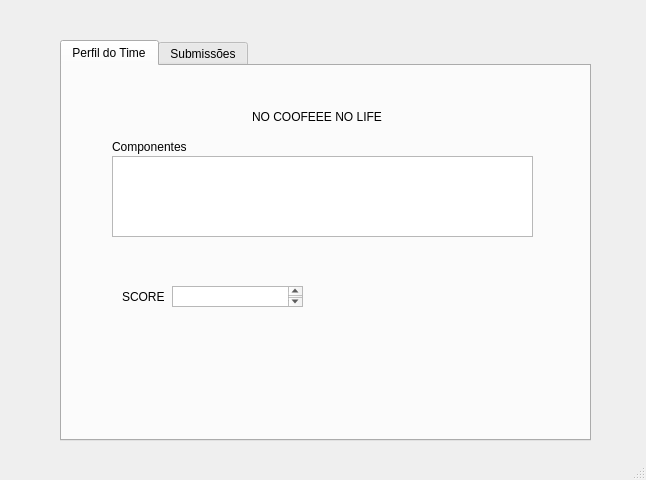
This is UserTeam.ui in Samuel-OR/Snake_Mouth as Qt 5 draws it before an edit. The edited form follows.
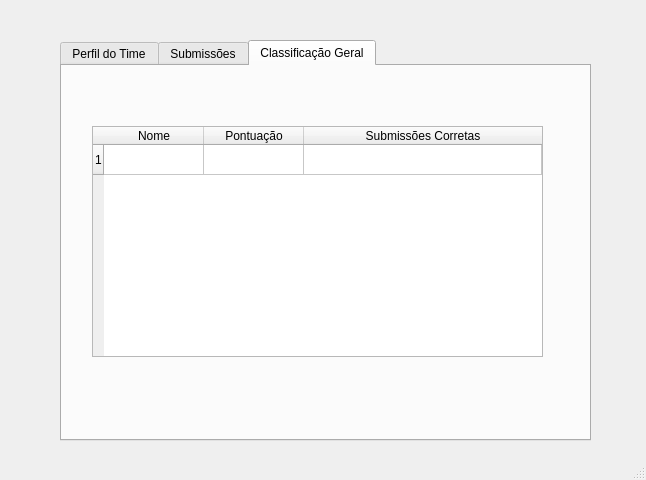
This is the edited form. The open tabs and pages were chosen to show the change.

Patch:
```diff
--- a/UserTeam.ui
+++ b/UserTeam.ui
@@ -183,6 +183,50 @@
       </property>
      </widget>
     </widget>
+    <widget class="QWidget" name="tab_3">
+     <attribute name="title">
+      <string>Classificação Geral</string>
+     </attribute>
+     <widget class="QTableWidget" name="tableWidget_2">
+      <property name="geometry">
+       <rect>
+        <x>30</x>
+        <y>60</y>
+        <width>451</width>
+        <height>231</height>
+       </rect>
+      </property>
+      <attribute name="horizontalHeaderStretchLastSection">
+       <bool>true</bool>
+      </attribute>
+      <attribute name="verticalHeaderCascadingSectionResizes">
+       <bool>false</bool>
+      </attribute>
+      <attribute name="verticalHeaderHighlightSections">
+       <bool>true</bool>
+      </attribute>
+      <row>
+       <property name="text">
+        <string>1</string>
+       </property>
+      </row>
+      <column>
+       <property name="text">
+        <string>Nome</string>
+       </property>
+      </column>
+      <column>
+       <property name="text">
+        <string>Pontuação</string>
+       </property>
+      </column>
+      <column>
+       <property name="text">
+        <string>Submissões Corretas</string>
+       </property>
+      </column>
+     </widget>
+    </widget>
    </widget>
   </widget>
   <widget class="QMenuBar" name="menubar">
```
